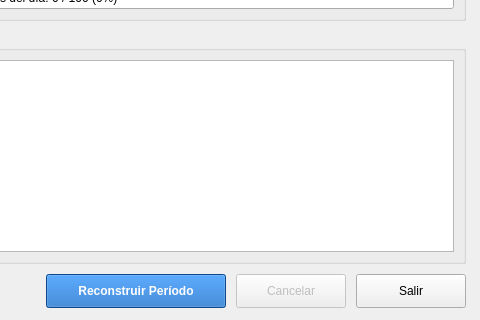
First picture: the form in procesamiento/src/ui/reconstruccion_eventos.ui, repository RSA-Proyectos/rsa_sismologia, before the edit; both pictures show x 400 to 880 and y 300 to 620 of the 880 by 620 pixel window.
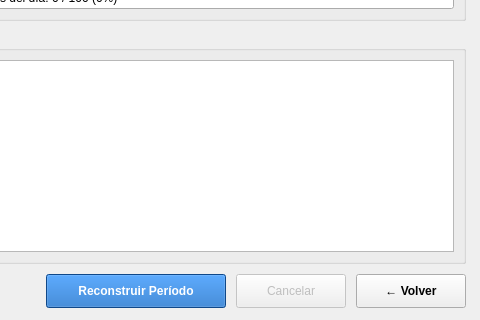
Second picture: the form after the edit.

Commit message: feat(procesamiento,hidropaute): integra FASTHYPO/Virtual, respaldo incremental DIA/ZIP, UX Volver y migrador Hidropaute

What changed in the file:
```diff
--- a/procesamiento/src/ui/reconstruccion_eventos.ui
+++ b/procesamiento/src/ui/reconstruccion_eventos.ui
@@ -278,8 +278,11 @@
           <height>34</height>
          </size>
         </property>
+        <property name="styleSheet">
+         <string notr="true">font-weight: bold; padding: 4px 14px;</string>
+        </property>
         <property name="text">
-         <string>Salir</string>
+         <string>← Volver</string>
         </property>
        </widget>
       </item>
```
The commit also changes 23 other files.
